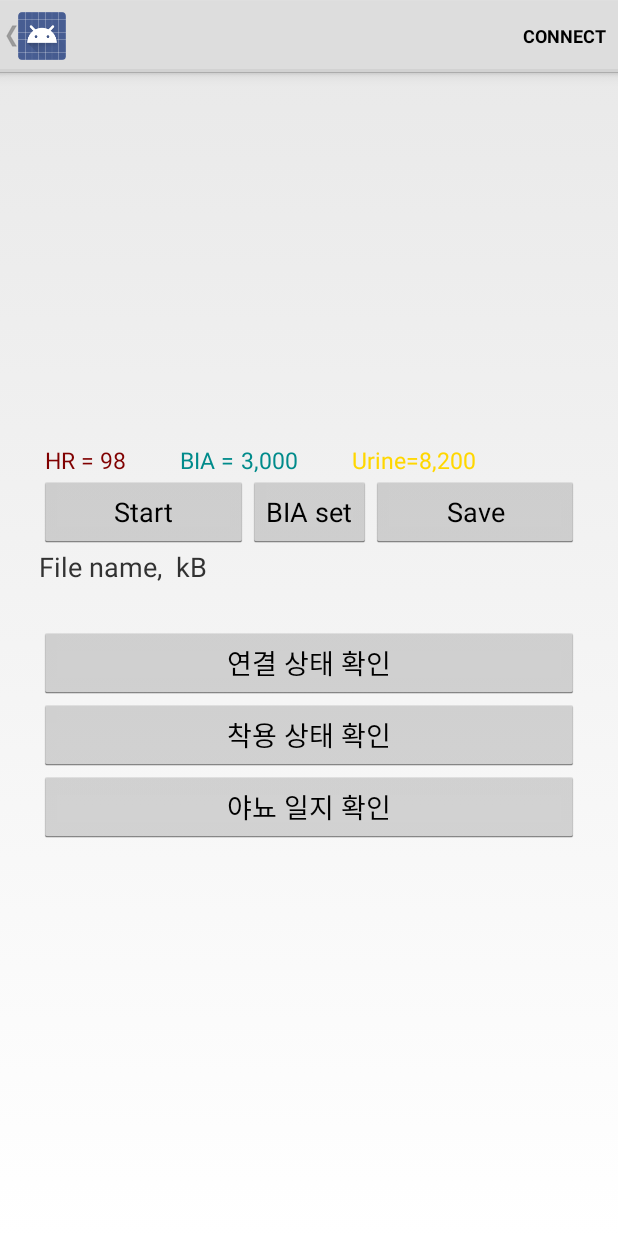
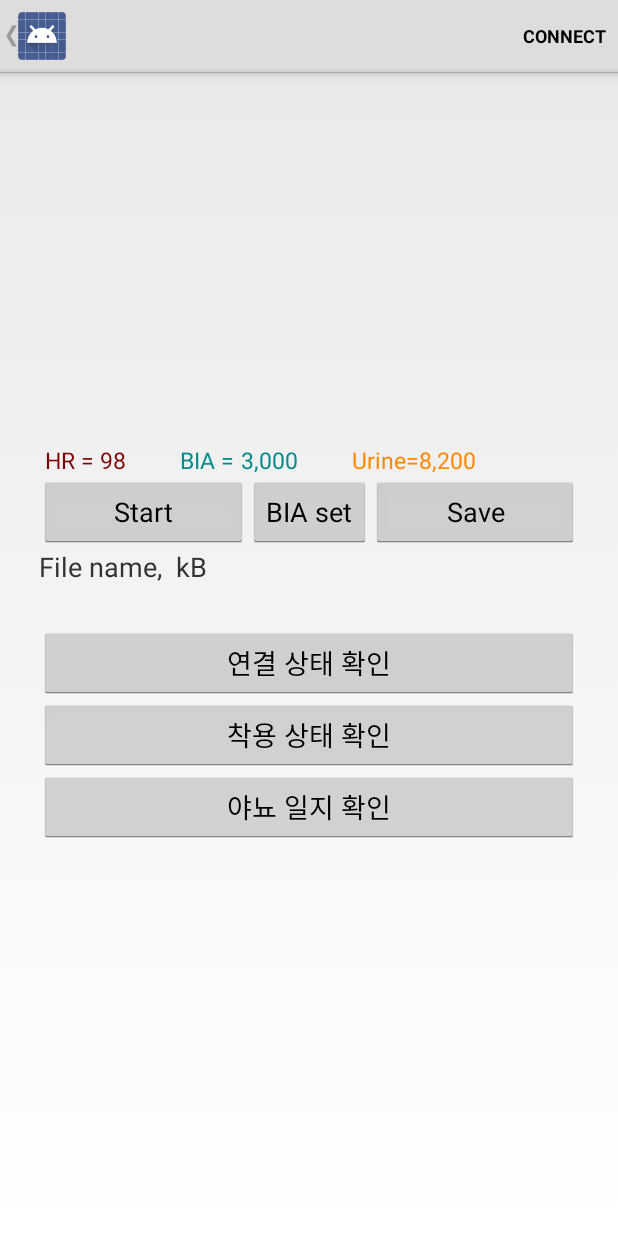
Before and after one commit to thlee-cs/NE_BELT_for_USER, an Android app: the DeviceControlActivity screen opened directly, with no data from a screen before it, on a phone screen of 412 x 824 dp. Run offline under Robolectric (Android 15) with nearby library versions, the phone set to English and light mode, and no system bars; libraries missing offline, so code that uses them is left out: org.achartengine, org.achartengine.chart, org.achartengine.model, org.achartengine.renderer; 18 statements that could not run were skipped.

Commit message:
UI miner update

```diff
--- a/Application/src/main/res/layout/gatt_services_characteristics.xml
+++ b/Application/src/main/res/layout/gatt_services_characteristics.xml
@@ -121,7 +121,7 @@
                     android:layout_height="wrap_content"
                     android:text="         Urine="
                     android:textAppearance="?android:attr/textAppearanceLarge"
-                    android:textColor="#ffd700"
+                    android:textColor="#ff8800"
                     android:textSize="15dp" />
 
                 <TextView
@@ -131,7 +131,7 @@
                     android:layout_weight="1"
                     android:text="8,200"
                     android:textAppearance="?android:attr/textAppearanceLarge"
-                    android:textColor="#ffd700"
+                    android:textColor="#ff8800"
                     android:textSize="15dp" />
             </LinearLayout>
 
```
